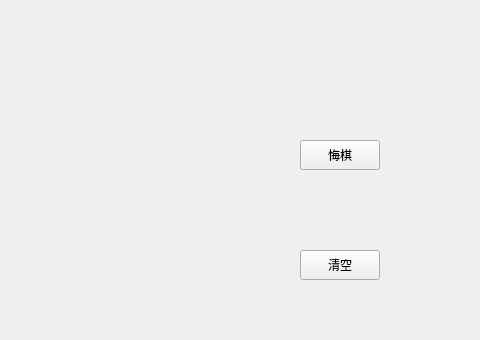
Before: the Qt Designer form chessboard_local_pvp.ui in lgb666666661/Gobang, drawn with Qt 5; both pictures show x 320 to 800 and y 110 to 450 of the 800 by 600 pixel window.
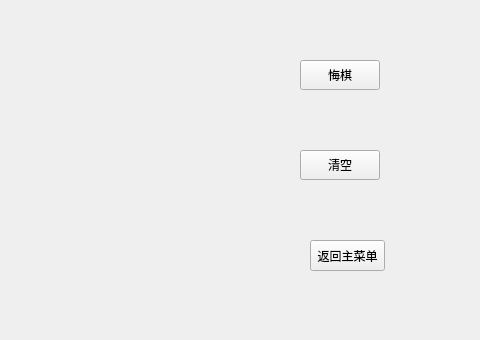
After: the same form once the commit is applied.

What changed in the file:
```diff
--- a/chessboard_local_pvp.ui
+++ b/chessboard_local_pvp.ui
@@ -18,7 +18,7 @@
     <property name="geometry">
      <rect>
       <x>620</x>
-      <y>250</y>
+      <y>170</y>
       <width>80</width>
       <height>30</height>
      </rect>
@@ -31,7 +31,7 @@
     <property name="geometry">
      <rect>
       <x>620</x>
-      <y>360</y>
+      <y>260</y>
       <width>80</width>
       <height>30</height>
      </rect>
@@ -40,6 +40,19 @@
      <string>清空</string>
     </property>
    </widget>
+   <widget class="QPushButton" name="pushButton_3">
+    <property name="geometry">
+     <rect>
+      <x>630</x>
+      <y>350</y>
+      <width>75</width>
+      <height>31</height>
+     </rect>
+    </property>
+    <property name="text">
+     <string>返回主菜单</string>
+    </property>
+   </widget>
   </widget>
   <widget class="QMenuBar" name="menubar">
    <property name="geometry">
```
Left out of the diff: 2 changed lines with no effect on the pictures.
